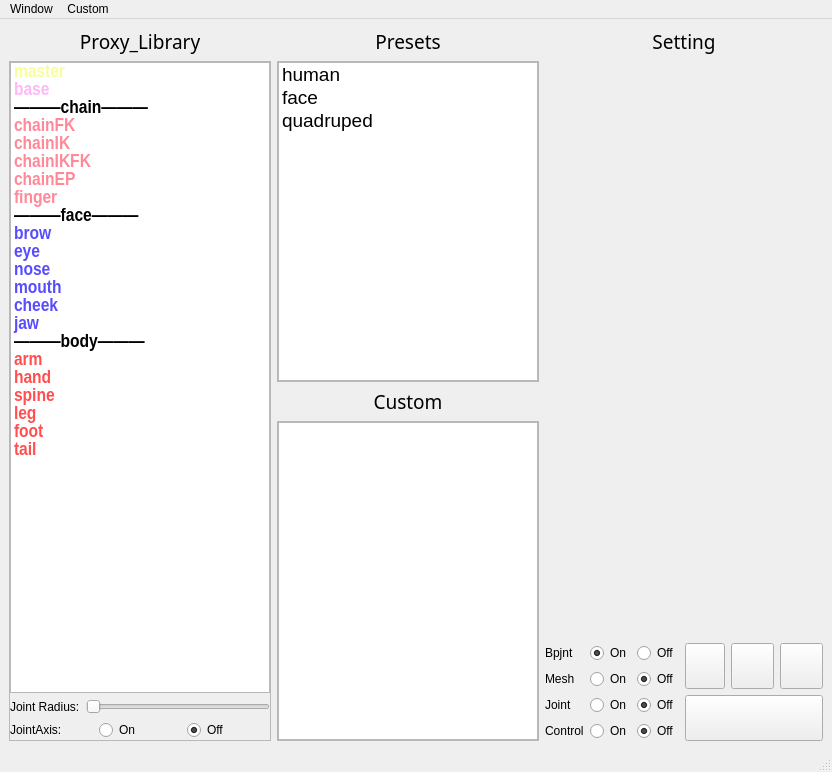
Above: bind/ui/widget/bind_ui.ui from MuZiMuZi/muziToolset before the change. Below: the same form after it.
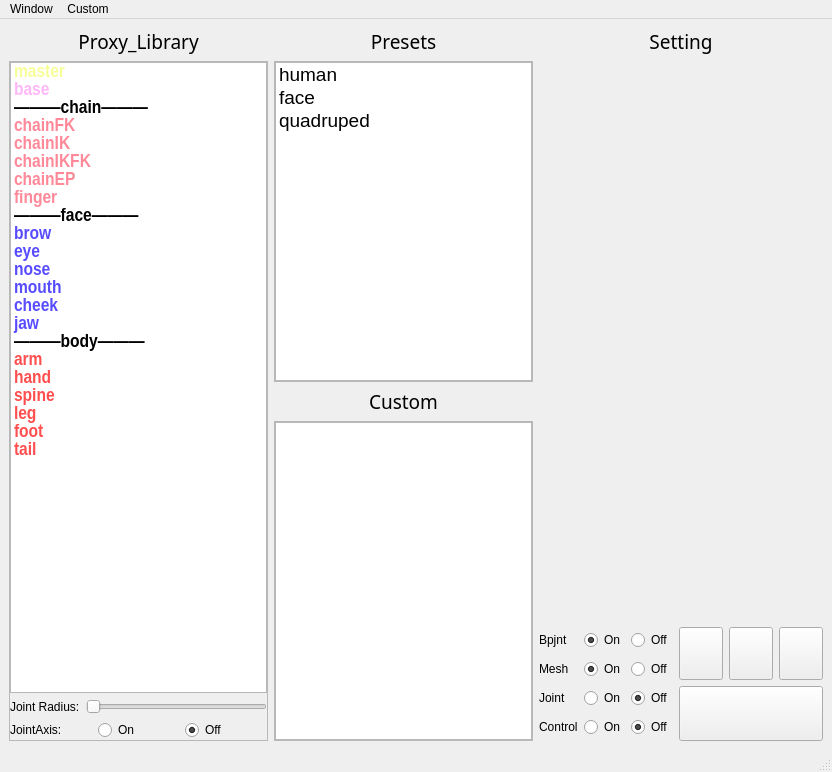
That is the form after the change. Icons and pictures are not drawn.

Commit message: 优化绑定系统的界面显示

Patch:
```diff
--- a/bind/ui/widget/bind_ui.ui
+++ b/bind/ui/widget/bind_ui.ui
@@ -69,7 +69,7 @@
             <rect>
              <x>0</x>
              <y>0</y>
-             <width>261</width>
+             <width>250</width>
              <height>673</height>
             </rect>
            </property>
@@ -596,7 +596,7 @@
               <rect>
                <x>0</x>
                <y>0</y>
-               <width>259</width>
+               <width>249</width>
                <height>316</height>
               </rect>
              </property>
@@ -680,7 +680,7 @@
               <rect>
                <x>0</x>
                <y>0</y>
-               <width>259</width>
+               <width>249</width>
                <height>315</height>
               </rect>
              </property>
@@ -873,6 +873,9 @@
                   <property name="text">
                    <string>On</string>
                   </property>
+                  <property name="checked">
+                   <bool>true</bool>
+                  </property>
                   <attribute name="buttonGroup">
                    <string notr="true">buttonGroup_2</string>
                   </attribute>
@@ -889,7 +892,7 @@
                    <string>Off</string>
                   </property>
                   <property name="checked">
-                   <bool>true</bool>
+                   <bool>false</bool>
                   </property>
                   <attribute name="buttonGroup">
                    <string notr="true">buttonGroup_2</string>
@@ -1003,7 +1006,7 @@
               <item>
                <layout class="QHBoxLayout" name="horizontalLayout_9">
                 <item>
-                 <widget class="QPushButton" name="orient_button">
+                 <widget class="QToolButton" name="orient_button">
                   <property name="sizePolicy">
                    <sizepolicy hsizetype="Preferred" vsizetype="Preferred">
                     <horstretch>0</horstretch>
@@ -1018,6 +1021,9 @@
                   <property name="toolTip">
                    <string>关节定向</string>
                   </property>
+                  <property name="autoFillBackground">
+                   <bool>false</bool>
+                  </property>
                   <property name="text">
                    <string/>
                   </property>
@@ -1027,13 +1033,16 @@
                     <height>46</height>
                    </size>
                   </property>
-                  <attribute name="buttonGroup">
-                   <string notr="true">buttonGroup_5</string>
-                  </attribute>
+                  <property name="checkable">
+                   <bool>false</bool>
+                  </property>
+                  <property name="autoRaise">
+                   <bool>false</bool>
+                  </property>
                  </widget>
                 </item>
                 <item>
-                 <widget class="QPushButton" name="delete_button">
+                 <widget class="QToolButton" name="delete_button">
                   <property name="sizePolicy">
                    <sizepolicy hsizetype="Preferred" vsizetype="Preferred">
                     <horstretch>0</horstretch>
@@ -1049,6 +1058,9 @@
                   <property name="toolTip">
                    <string>删除绑定</string>
                   </property>
+                  <property name="autoFillBackground">
+                   <bool>false</bool>
+                  </property>
                   <property name="text">
                    <string/>
                   </property>
@@ -1058,13 +1070,13 @@
                     <height>46</height>
                    </size>
                   </property>
-                  <attribute name="buttonGroup">
-                   <string notr="true">buttonGroup_5</string>
-                  </attribute>
+                  <property name="checkable">
+                   <bool>false</bool>
+                  </property>
                  </widget>
                 </item>
                 <item>
-                 <widget class="QPushButton" name="reset_button">
+                 <widget class="QToolButton" name="reset_button">
                   <property name="enabled">
                    <bool>true</bool>
                   </property>
@@ -1083,6 +1095,9 @@
                   <property name="toolTip">
                    <string>重置控制器</string>
                   </property>
+                  <property name="autoFillBackground">
+                   <bool>true</bool>
+                  </property>
                   <property name="text">
                    <string/>
                   </property>
@@ -1092,15 +1107,12 @@
                     <height>46</height>
                    </size>
                   </property>
-                  <property name="checkable">
-                   <bool>false</bool>
-                  </property>
                  </widget>
                 </item>
                </layout>
               </item>
               <item>
-               <widget class="QPushButton" name="build_button">
+               <widget class="QToolButton" name="build_button">
                 <property name="sizePolicy">
                  <sizepolicy hsizetype="Preferred" vsizetype="Preferred">
                   <horstretch>0</horstretch>
@@ -1116,6 +1128,9 @@
                 <property name="toolTip">
                  <string>创建绑定</string>
                 </property>
+                <property name="autoFillBackground">
+                 <bool>true</bool>
+                </property>
                 <property name="styleSheet">
                  <string notr="true"/>
                 </property>
@@ -1128,6 +1143,9 @@
                   <height>48</height>
                  </size>
                 </property>
+                <property name="toolButtonStyle">
+                 <enum>Qt::ToolButtonIconOnly</enum>
+                </property>
                </widget>
               </item>
              </layout>
```
Left out of the diff: 6 changed lines with no effect on the pictures. The commit also changes 2 other files.
